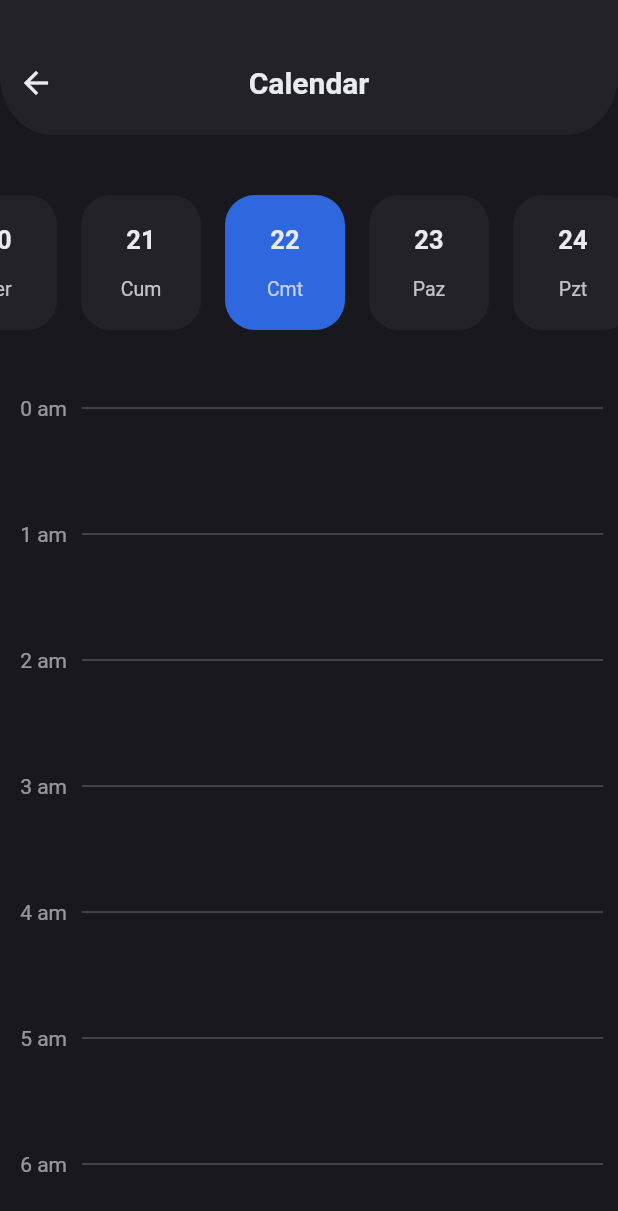
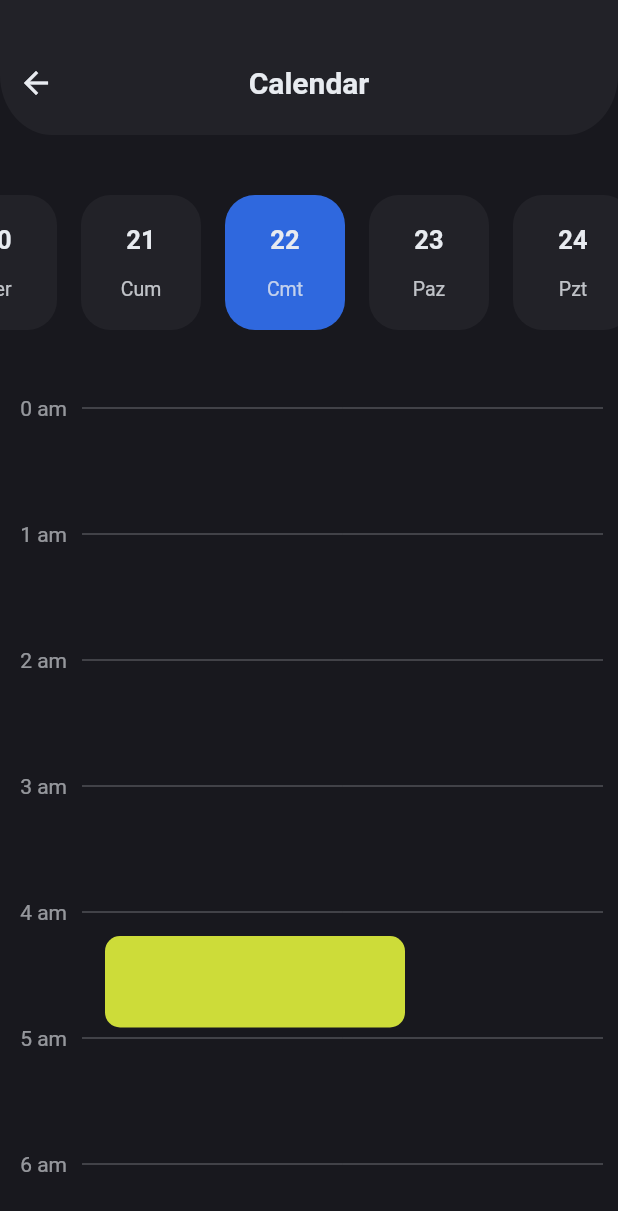
Before and after one commit to oguzhan2142/todo, a Flutter app: the CalendarScreen screen opened directly, on a phone screen of 412 x 824 dp. Shown: the top 1211 px of the screen. Run offline on Flutter 3.47's test engine with Material 2 defaults, Android fonts, the phone set to English and light mode, and no system bars; our stand-ins replace flutter_mobx, font_awesome_flutter, mobx, pie_chart, sleek_circular_slider; generated files the repository leaves out were written again.

Commit message:
timeline with pixels calculation

```diff
--- a/lib/screens/calendar_screen/widgets/timeline.dart
+++ b/lib/screens/calendar_screen/widgets/timeline.dart
@@ -1,5 +1,6 @@
 import 'package:flutter/material.dart';
 import 'package:todo/constants/colors.dart';
+import 'package:todo/screens/calendar_screen/widgets/timeline_card.dart';
 
 class TimeLine extends StatelessWidget {
   String getClockText(int index) {
@@ -22,7 +23,9 @@ class TimeLine extends StatelessWidget {
   Widget build(BuildContext context) {
     return Container(
       padding: const EdgeInsets.symmetric(horizontal: 10),
-      child: ListView.builder(
+      child: Stack(
+        children: [
+          ListView.builder(
             itemCount: 24 * 60 + 24,
             itemBuilder: (context, index) {
               if (index % 61 == 0) {
@@ -40,6 +43,7 @@ class TimeLine extends StatelessWidget {
                       SizedBox(width: 10),
                       Expanded(
                         child: Divider(
+
                           color: AppColor.white.withOpacity(0.4),
                         ),
                       ),
@@ -50,6 +54,9 @@ class TimeLine extends StatelessWidget {
               return Container(height: 1);
             },
           ),
+          TimelineCard(),
+        ],
+      ),
     );
   }
 }
--- /dev/null
+++ b/lib/screens/calendar_screen/widgets/timeline_card.dart
@@ -0,0 +1,21 @@
+import 'package:flutter/material.dart';
+
+class TimelineCard extends StatelessWidget {
+  final space = 24.0;
+
+  @override
+  Widget build(BuildContext context) {
+    return Positioned(
+      top: space * 5 + 61 * 4,
+      child: Container(
+        margin: EdgeInsets.only(left: 60),
+        height: 61,
+        width: 200,
+        decoration: BoxDecoration(
+          color: Colors.lime,
+          borderRadius: BorderRadius.circular(10),
+        ),
+      ),
+    );
+  }
+}
```
Lines whose indentation alone changed are shown as unchanged.
